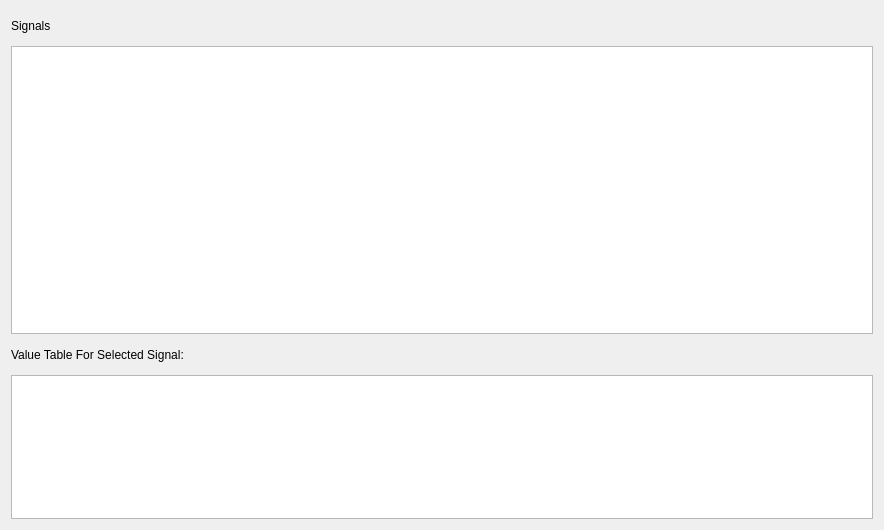
Above: dbcsignaleditor.ui from collin80/SavvyCAN before the change. Below: the same form after it.
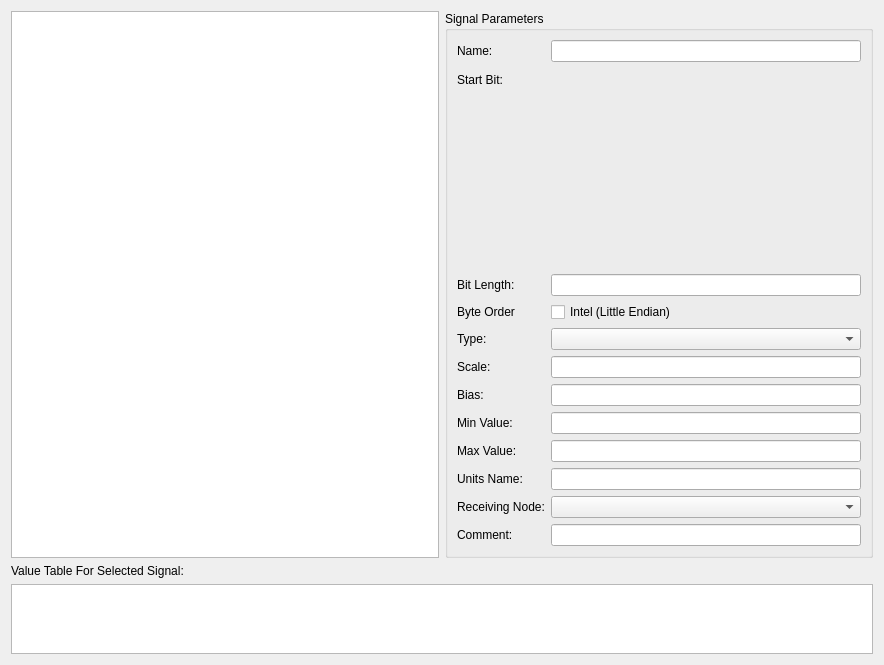
That is the form after the change. Custom widgets are drawn as their Qt base class.

Commit message: Vast improvements to signal editor GUI.

```diff
--- a/dbcsignaleditor.ui
+++ b/dbcsignaleditor.ui
@@ -13,16 +13,153 @@
   <property name="windowTitle">
    <string>Signal Editor</string>
   </property>
-  <layout class="QVBoxLayout" name="verticalLayout" stretch="1,10,1,5">
+  <layout class="QVBoxLayout" name="verticalLayout" stretch="0,1,5">
    <item>
-    <widget class="QLabel" name="label">
-     <property name="text">
-      <string>Signals</string>
-     </property>
-    </widget>
-   </item>
-   <item>
-    <widget class="QTableWidget" name="signalsTable"/>
+    <layout class="QHBoxLayout" name="horizontalLayout">
+     <item>
+      <widget class="QListWidget" name="listWidget"/>
+     </item>
+     <item>
+      <widget class="QGroupBox" name="groupBox">
+       <property name="title">
+        <string>Signal Parameters</string>
+       </property>
+       <layout class="QFormLayout" name="formLayout">
+        <item row="0" column="0">
+         <widget class="QLabel" name="label">
+          <property name="text">
+           <string>Name:</string>
+          </property>
+         </widget>
+        </item>
+        <item row="0" column="1">
+         <widget class="QLineEdit" name="lineEdit"/>
+        </item>
+        <item row="1" column="0">
+         <widget class="QLabel" name="label_3">
+          <property name="text">
+           <string>Start Bit:</string>
+          </property>
+         </widget>
+        </item>
+        <item row="1" column="1">
+         <widget class="CANDataGrid" name="widget" native="true">
+          <property name="minimumSize">
+           <size>
+            <width>0</width>
+            <height>200</height>
+           </size>
+          </property>
+         </widget>
+        </item>
+        <item row="2" column="0">
+         <widget class="QLabel" name="label_4">
+          <property name="text">
+           <string>Bit Length:</string>
+          </property>
+         </widget>
+        </item>
+        <item row="3" column="0">
+         <widget class="QLabel" name="label_5">
+          <property name="text">
+           <string>Byte Order</string>
+          </property>
+         </widget>
+        </item>
+        <item row="2" column="1">
+         <widget class="QLineEdit" name="lineEdit_2"/>
+        </item>
+        <item row="3" column="1">
+         <widget class="QCheckBox" name="checkBox">
+          <property name="text">
+           <string>Intel (Little Endian)</string>
+          </property>
+         </widget>
+        </item>
+        <item row="4" column="0">
+         <widget class="QLabel" name="label_6">
+          <property name="text">
+           <string>Type:</string>
+          </property>
+         </widget>
+        </item>
+        <item row="5" column="0">
+         <widget class="QLabel" name="label_7">
+          <property name="text">
+           <string>Scale:</string>
+          </property>
+         </widget>
+        </item>
+        <item row="6" column="0">
+         <widget class="QLabel" name="label_8">
+          <property name="text">
+           <string>Bias:</string>
+          </property>
+         </widget>
+        </item>
+        <item row="7" column="0">
+         <widget class="QLabel" name="label_9">
+          <property name="text">
+           <string>Min Value:</string>
+          </property>
+         </widget>
+        </item>
+        <item row="8" column="0">
+         <widget class="QLabel" name="label_10">
+          <property name="text">
+           <string>Max Value:</string>
+          </property>
+         </widget>
+        </item>
+        <item row="10" column="0">
+         <widget class="QLabel" name="label_11">
+          <property name="text">
+           <string>Receiving Node:</string>
+          </property>
+         </widget>
+        </item>
+        <item row="12" column="0">
+         <widget class="QLabel" name="label_13">
+          <property name="text">
+           <string>Comment:</string>
+          </property>
+         </widget>
+        </item>
+        <item row="9" column="0">
+         <widget class="QLabel" name="label_12">
+          <property name="text">
+           <string>Units Name:</string>
+          </property>
+         </widget>
+        </item>
+        <item row="4" column="1">
+         <widget class="QComboBox" name="comboBox"/>
+        </item>
+        <item row="5" column="1">
+         <widget class="QLineEdit" name="lineEdit_3"/>
+        </item>
+        <item row="6" column="1">
+         <widget class="QLineEdit" name="lineEdit_4"/>
+        </item>
+        <item row="7" column="1">
+         <widget class="QLineEdit" name="lineEdit_5"/>
+        </item>
+        <item row="8" column="1">
+         <widget class="QLineEdit" name="lineEdit_6"/>
+        </item>
+        <item row="9" column="1">
+         <widget class="QLineEdit" name="lineEdit_7"/>
+        </item>
+        <item row="10" column="1">
+         <widget class="QComboBox" name="comboBox_2"/>
+        </item>
+        <item row="12" column="1">
+         <widget class="QLineEdit" name="lineEdit_8"/>
+        </item>
+       </layout>
+      </widget>
+     </item>
+    </layout>
    </item>
    <item>
     <widget class="QLabel" name="label_2">
@@ -36,6 +173,14 @@
    </item>
   </layout>
  </widget>
+ <customwidgets>
+  <customwidget>
+   <class>CANDataGrid</class>
+   <extends>QWidget</extends>
+   <header>candatagrid.h</header>
+   <container>1</container>
+  </customwidget>
+ </customwidgets>
  <resources/>
  <connections/>
 </ui>
```
